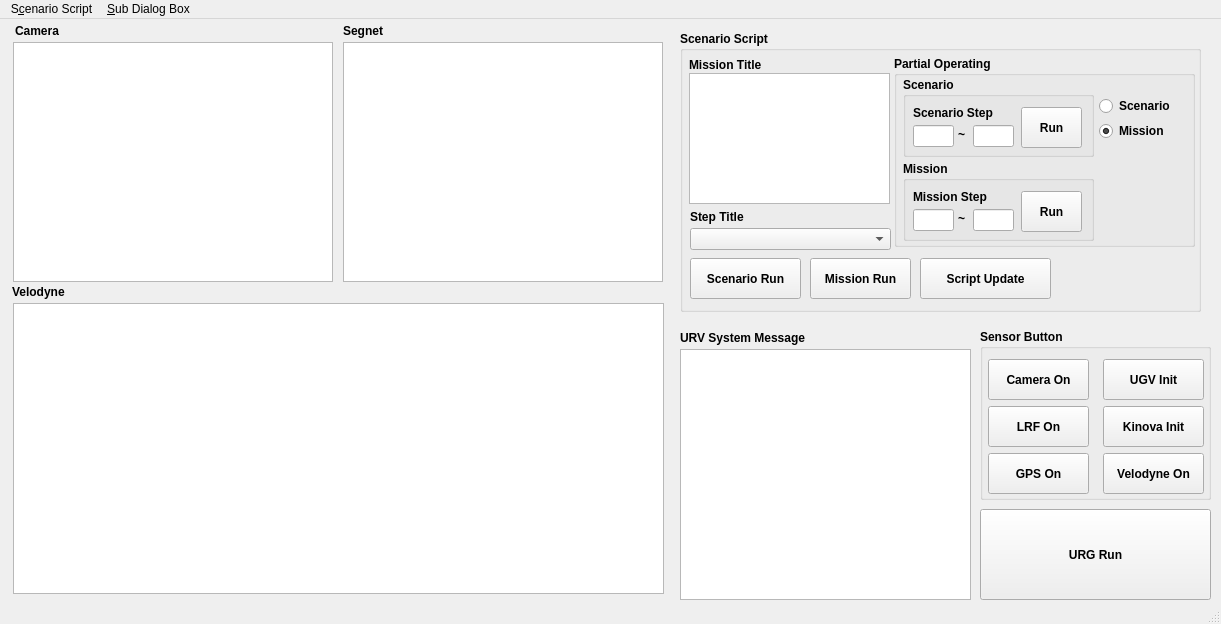
Old version of the form EurecarURV_Dlg.ui in the repository Jun-Hong-7794/Eurecar-URV.
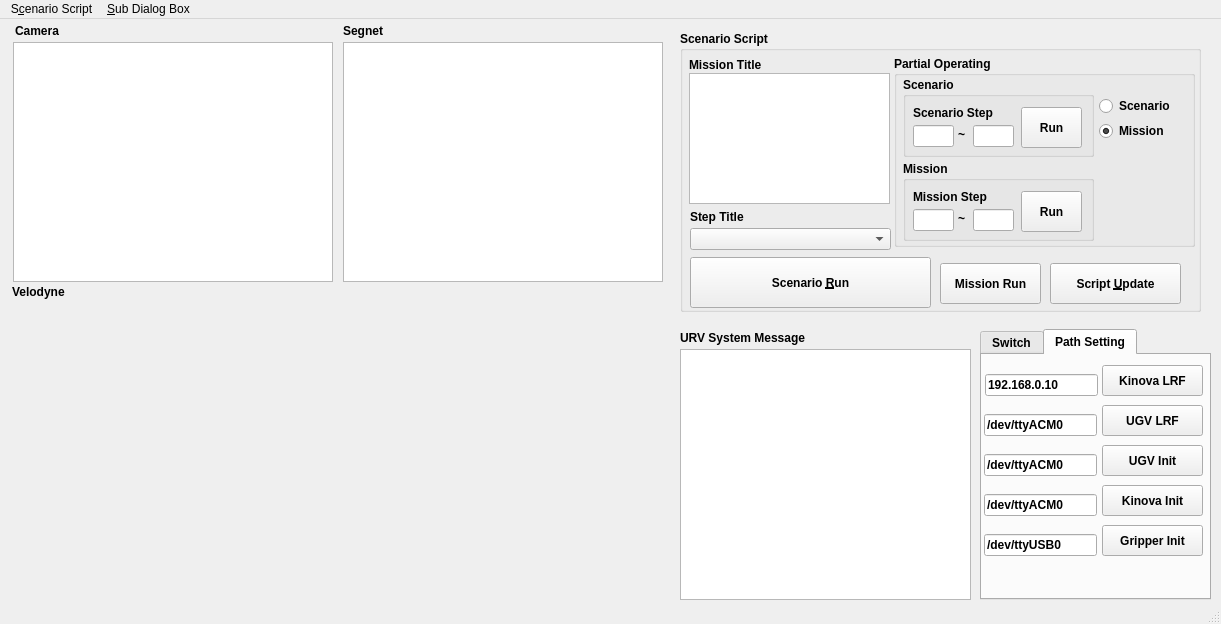
New version of the form. The open tabs and pages were chosen to show the change. Custom widgets are drawn as their Qt base class.

Commit message: Jun: Add Device Init Button In Main Dlg

```diff
--- a/EurecarURV_Dlg.ui
+++ b/EurecarURV_Dlg.ui
@@ -34,113 +34,6 @@
      </rect>
     </property>
    </widget>
-   <widget class="QGraphicsView" name="view_velodyne">
-    <property name="geometry">
-     <rect>
-      <x>13</x>
-      <y>284</y>
-      <width>651</width>
-      <height>291</height>
-     </rect>
-    </property>
-   </widget>
-   <widget class="QGroupBox" name="grbx_sensorbt">
-    <property name="geometry">
-     <rect>
-      <x>980</x>
-      <y>310</y>
-      <width>231</width>
-      <height>171</height>
-     </rect>
-    </property>
-    <property name="font">
-     <font>
-      <weight>75</weight>
-      <bold>true</bold>
-     </font>
-    </property>
-    <property name="title">
-     <string>Sensor Button</string>
-    </property>
-    <widget class="QPushButton" name="bt_camera">
-     <property name="geometry">
-      <rect>
-       <x>8</x>
-       <y>30</y>
-       <width>101</width>
-       <height>41</height>
-      </rect>
-     </property>
-     <property name="text">
-      <string>Camera On</string>
-     </property>
-    </widget>
-    <widget class="QPushButton" name="bt_lrf">
-     <property name="geometry">
-      <rect>
-       <x>8</x>
-       <y>77</y>
-       <width>101</width>
-       <height>41</height>
-      </rect>
-     </property>
-     <property name="text">
-      <string>LRF On</string>
-     </property>
-    </widget>
-    <widget class="QPushButton" name="bt_ugv">
-     <property name="geometry">
-      <rect>
-       <x>123</x>
-       <y>30</y>
-       <width>101</width>
-       <height>41</height>
-      </rect>
-     </property>
-     <property name="text">
-      <string>UGV Init</string>
-     </property>
-    </widget>
-    <widget class="QPushButton" name="bt_kinova">
-     <property name="geometry">
-      <rect>
-       <x>123</x>
-       <y>77</y>
-       <width>101</width>
-       <height>41</height>
-      </rect>
-     </property>
-     <property name="text">
-      <string>Kinova Init</string>
-     </property>
-    </widget>
-    <widget class="QPushButton" name="bt_velodyne">
-     <property name="geometry">
-      <rect>
-       <x>123</x>
-       <y>124</y>
-       <width>101</width>
-       <height>41</height>
-      </rect>
-     </property>
-     <property name="text">
-      <string>Velodyne On</string>
-     </property>
-    </widget>
-    <widget class="QPushButton" name="bt_gps">
-     <property name="geometry">
-      <rect>
-       <x>8</x>
-       <y>124</y>
-       <width>101</width>
-       <height>41</height>
-      </rect>
-     </property>
-     <property name="text">
-      <string>GPS On</string>
-     </property>
-    </widget>
-   </widget>
    <widget class="QTextEdit" name="msg_urv_status">
     <property name="geometry">
      <rect>
@@ -278,13 +171,13 @@
      <property name="geometry">
       <rect>
        <x>10</x>
-       <y>227</y>
-       <width>111</width>
-       <height>41</height>
+       <y>226</y>
+       <width>241</width>
+       <height>51</height>
       </rect>
      </property>
      <property name="text">
-      <string>Scenario Run</string>
+      <string>Scenario &amp;Run</string>
      </property>
     </widget>
     <widget class="QLabel" name="label_6">
@@ -312,8 +205,8 @@
      </property>
      <property name="geometry">
       <rect>
-       <x>130</x>
-       <y>227</y>
+       <x>260</x>
+       <y>232</y>
        <width>101</width>
        <height>41</height>
       </rect>
@@ -328,14 +221,14 @@
     <widget class="QPushButton" name="bt_script_update">
      <property name="geometry">
       <rect>
-       <x>240</x>
-       <y>227</y>
+       <x>370</x>
+       <y>232</y>
        <width>131</width>
        <height>41</height>
       </rect>
      </property>
      <property name="text">
-      <string>Script Update</string>
+      <string>Script &amp;Update</string>
      </property>
     </widget>
     <widget class="QGroupBox" name="grbx_patial_operate">
@@ -535,13 +428,23 @@
      </property>
     </widget>
    </widget>
-   <widget class="QPushButton" name="bt_urg_start">
+   <widget class="QVTKWidget" name="qvtk_velodyne_main_dlg">
+    <property name="geometry">
+     <rect>
+      <x>13</x>
+      <y>288</y>
+      <width>651</width>
+      <height>291</height>
+     </rect>
+    </property>
+   </widget>
+   <widget class="QTabWidget" name="tab_sensor_setting">
     <property name="geometry">
      <rect>
       <x>980</x>
-      <y>490</y>
+      <y>310</y>
       <width>231</width>
-      <height>91</height>
+      <height>271</height>
      </rect>
     </property>
     <property name="font">
@@ -550,9 +453,240 @@
       <bold>true</bold>
      </font>
     </property>
-    <property name="text">
-     <string>URG Run</string>
+    <property name="currentIndex">
+     <number>0</number>
     </property>
+    <widget class="QWidget" name="tab_sensor_switch">
+     <attribute name="title">
+      <string>Switch</string>
+     </attribute>
+     <widget class="QPushButton" name="bt_camera">
+      <property name="geometry">
+       <rect>
+        <x>4</x>
+        <y>10</y>
+        <width>101</width>
+        <height>41</height>
+       </rect>
+      </property>
+      <property name="text">
+       <string>Camera On</string>
+      </property>
+     </widget>
+     <widget class="QPushButton" name="bt_mani_lrf">
+      <property name="geometry">
+       <rect>
+        <x>4</x>
+        <y>57</y>
+        <width>101</width>
+        <height>41</height>
+       </rect>
+      </property>
+      <property name="text">
+       <string>Kinova LRF</string>
+      </property>
+     </widget>
+     <widget class="QPushButton" name="bt_gps">
+      <property name="geometry">
+       <rect>
+        <x>4</x>
+        <y>151</y>
+        <width>101</width>
+        <height>41</height>
+       </rect>
+      </property>
+      <property name="text">
+       <string>GPS On</string>
+      </property>
+     </widget>
+     <widget class="QPushButton" name="bt_ugv">
+      <property name="geometry">
+       <rect>
+        <x>119</x>
+        <y>10</y>
+        <width>101</width>
+        <height>41</height>
+       </rect>
+      </property>
+      <property name="text">
+       <string>UGV Init</string>
+      </property>
+     </widget>
+     <widget class="QPushButton" name="bt_kinova">
+      <property name="geometry">
+       <rect>
+        <x>4</x>
+        <y>104</y>
+        <width>101</width>
+        <height>41</height>
+       </rect>
+      </property>
+      <property name="text">
+       <string>Kinova Init</string>
+      </property>
+     </widget>
+     <widget class="QPushButton" name="bt_velodyne">
+      <property name="geometry">
+       <rect>
+        <x>120</x>
+        <y>104</y>
+        <width>101</width>
+        <height>41</height>
+       </rect>
+      </property>
+      <property name="text">
+       <string>Velodyne On</string>
+      </property>
+     </widget>
+     <widget class="QPushButton" name="bt_drive_lrf">
+      <property name="geometry">
+       <rect>
+        <x>120</x>
+        <y>56</y>
+        <width>101</width>
+        <height>41</height>
+       </rect>
+      </property>
+      <property name="text">
+       <string>UGV LRF</string>
+      </property>
+     </widget>
+    </widget>
+    <widget class="QWidget" name="tab_path">
+     <attribute name="title">
+      <string>Path Setting</string>
+     </attribute>
+     <widget class="QPushButton" name="bt_mani_lrf_path_set">
+      <property name="geometry">
+       <rect>
+        <x>120</x>
+        <y>10</y>
+        <width>101</width>
+        <height>31</height>
+       </rect>
+      </property>
+      <property name="text">
+       <string>Kinova LRF</string>
+      </property>
+     </widget>
+     <widget class="QPushButton" name="bt_drive_lrf_path_set">
+      <property name="geometry">
+       <rect>
+        <x>120</x>
+        <y>50</y>
+        <width>101</width>
+        <height>31</height>
+       </rect>
+      </property>
+      <property name="text">
+       <string>UGV LRF</string>
+      </property>
+     </widget>
+     <widget class="QPushButton" name="bt_kinova_path_set">
+      <property name="geometry">
+       <rect>
+        <x>120</x>
+        <y>130</y>
+        <width>101</width>
+        <height>31</height>
+       </rect>
+      </property>
+      <property name="text">
+       <string>Kinova Init</string>
+      </property>
+     </widget>
+     <widget class="QPushButton" name="bt_ugv_path_set">
+      <property name="geometry">
+       <rect>
+        <x>120</x>
+        <y>90</y>
+        <width>101</width>
+        <height>31</height>
+       </rect>
+      </property>
+      <property name="text">
+       <string>UGV Init</string>
+      </property>
+     </widget>
+     <widget class="QLineEdit" name="ed_mani_lrf_ip">
+      <property name="geometry">
+       <rect>
+        <x>3</x>
+        <y>19</y>
+        <width>113</width>
+        <height>22</height>
+       </rect>
+      </property>
+      <property name="text">
+       <string>192.168.0.10</string>
+      </property>
+     </widget>
+     <widget class="QLineEdit" name="ed_drive_lrf_path">
+      <property name="geometry">
+       <rect>
+        <x>2</x>
+        <y>59</y>
+        <width>113</width>
+        <height>22</height>
+       </rect>
+      </property>
+      <property name="text">
+       <string>/dev/ttyACM0</string>
+      </property>
+     </widget>
+     <widget class="QLineEdit" name="ed_kinova_path">
+      <property name="geometry">
+       <rect>
+        <x>2</x>
+        <y>139</y>
+        <width>113</width>
+        <height>22</height>
+       </rect>
+      </property>
+      <property name="text">
+       <string>/dev/ttyACM0</string>
+      </property>
+     </widget>
+     <widget class="QLineEdit" name="ed_vehicle_path">
+      <property name="geometry">
+       <rect>
+        <x>2</x>
+        <y>99</y>
+        <width>113</width>
+        <height>22</height>
+       </rect>
+      </property>
+      <property name="text">
+       <string>/dev/ttyACM0</string>
+      </property>
+     </widget>
+     <widget class="QLineEdit" name="ed_gripper_path">
+      <property name="geometry">
+       <rect>
+        <x>2</x>
+        <y>179</y>
+        <width>113</width>
+        <height>22</height>
+       </rect>
+      </property>
+      <property name="text">
+       <string>/dev/ttyUSB0</string>
+      </property>
+     </widget>
+     <widget class="QPushButton" name="bt_ugv_path_set_2">
+      <property name="geometry">
+       <rect>
+        <x>120</x>
+        <y>170</y>
+        <width>101</width>
+        <height>31</height>
+       </rect>
+      </property>
+      <property name="text">
+       <string>Gripper Init</string>
+      </property>
+     </widget>
+    </widget>
    </widget>
   </widget>
   <widget class="QMenuBar" name="menuBar">
@@ -603,6 +737,13 @@
   </action>
  </widget>
  <layoutdefault spacing="6" margin="11"/>
+ <customwidgets>
+  <customwidget>
+   <class>QVTKWidget</class>
+   <extends>QWidget</extends>
+   <header>QVTKWidget.h</header>
+  </customwidget>
+ </customwidgets>
  <resources/>
  <connections/>
 </ui>
```
The commit also changes 7 other files.
